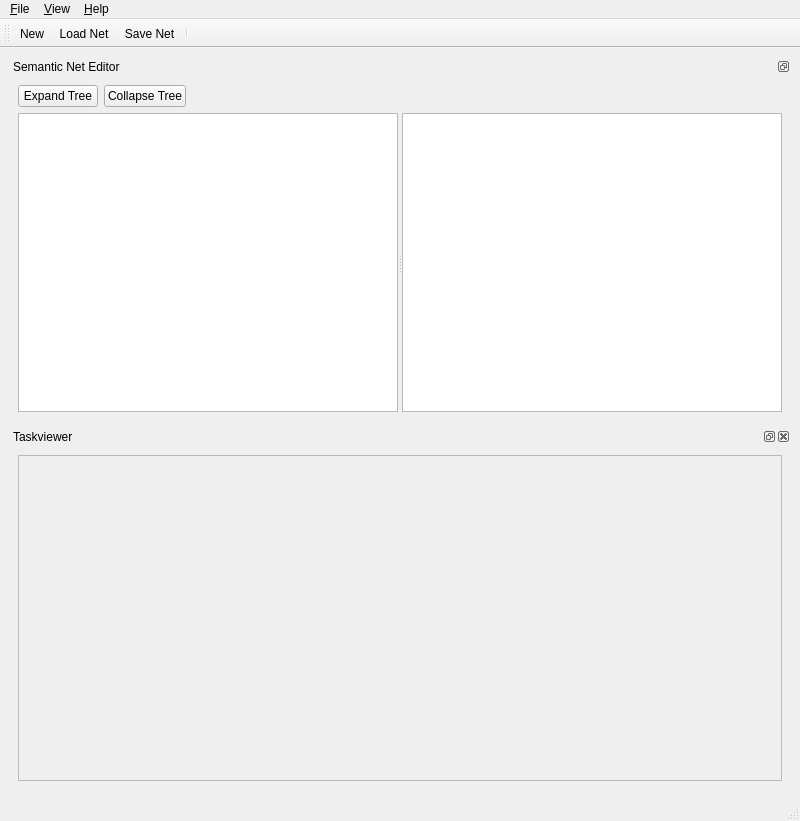
Above: branches/geoaida-v2/gda/src/gui/mainwindow.ui from BackupTheBerlios/geoaida-svn before the change. Below: the same form after it.
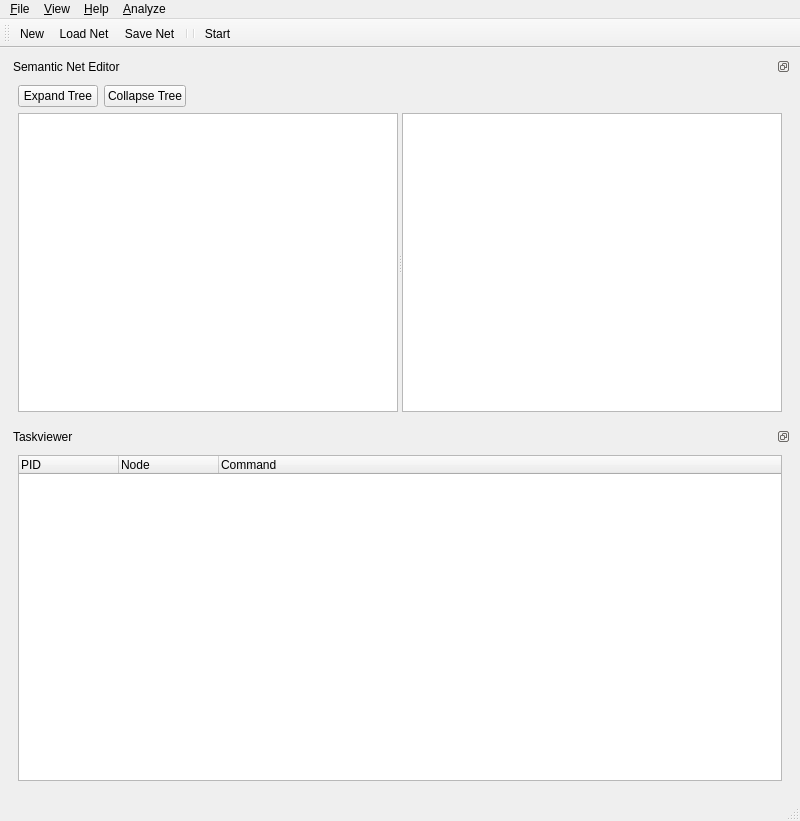
That is the form after the change. Icons and pictures are not drawn. Custom widgets are drawn as their Qt base class.

Diff of the .ui file:
```diff
--- a/branches/geoaida-v2/gda/src/gui/mainwindow.ui
+++ b/branches/geoaida-v2/gda/src/gui/mainwindow.ui
@@ -98,7 +98,7 @@
        <bool>false</bool>
       </property>
       <property name="features" >
-       <set>QDockWidget::AllDockWidgetFeatures</set>
+       <set>QDockWidget::DockWidgetFloatable|QDockWidget::DockWidgetMovable|QDockWidget::NoDockWidgetFeatures</set>
       </property>
       <property name="windowTitle" >
        <string>Taskviewer</string>
@@ -106,10 +106,25 @@
       <widget class="QWidget" name="dockWidgetContents_2" >
        <layout class="QVBoxLayout" >
         <item>
-         <widget class="TaskViewer" name="listWidget" >
-          <property name="enabled" >
-           <bool>false</bool>
+         <widget class="TaskViewer" name="taskViewer_" >
+          <property name="columnCount" >
+           <number>3</number>
           </property>
+          <column>
+           <property name="text" >
+            <string>PID</string>
+           </property>
+          </column>
+          <column>
+           <property name="text" >
+            <string>Node</string>
+           </property>
+          </column>
+          <column>
+           <property name="text" >
+            <string>Command</string>
+           </property>
+          </column>
          </widget>
         </item>
        </layout>
@@ -155,9 +170,16 @@
     </property>
     <addaction name="action_About" />
    </widget>
+   <widget class="QMenu" name="menu_Analyze" >
+    <property name="title" >
+     <string>&amp;Analyze</string>
+    </property>
+    <addaction name="actionStart" />
+   </widget>
    <addaction name="menu_File" />
    <addaction name="menu_View" />
    <addaction name="menu_Help" />
+   <addaction name="menu_Analyze" />
   </widget>
   <widget class="QStatusBar" name="statusbar" />
   <widget class="QToolBar" name="toolBar" >
@@ -174,6 +196,8 @@
    <addaction name="actionNetLoad" />
    <addaction name="action_Save_Net" />
    <addaction name="separator" />
+   <addaction name="separator" />
+   <addaction name="actionStart" />
   </widget>
   <action name="action_New" >
    <property name="icon" >
@@ -255,6 +279,19 @@
     <string>&amp;About</string>
    </property>
   </action>
+  <action name="action_Analyze" >
+   <property name="text" >
+    <string>&amp;Analyze</string>
+   </property>
+  </action>
+  <action name="actionStart" >
+   <property name="icon" >
+    <iconset resource="gda.qrc" >:/gda/start.png</iconset>
+   </property>
+   <property name="text" >
+    <string>&amp;Start</string>
+   </property>
+  </action>
  </widget>
  <customwidgets>
   <customwidget>
@@ -264,8 +301,8 @@
   </customwidget>
   <customwidget>
    <class>TaskViewer</class>
-   <extends>QListWidget</extends>
-   <header>taskviewer.h</header>
+   <extends>QTreeWidget</extends>
+   <header>TaskViewer</header>
   </customwidget>
  </customwidgets>
  <resources>
```
Left out of the diff: 2 changed lines with no effect on the pictures.
